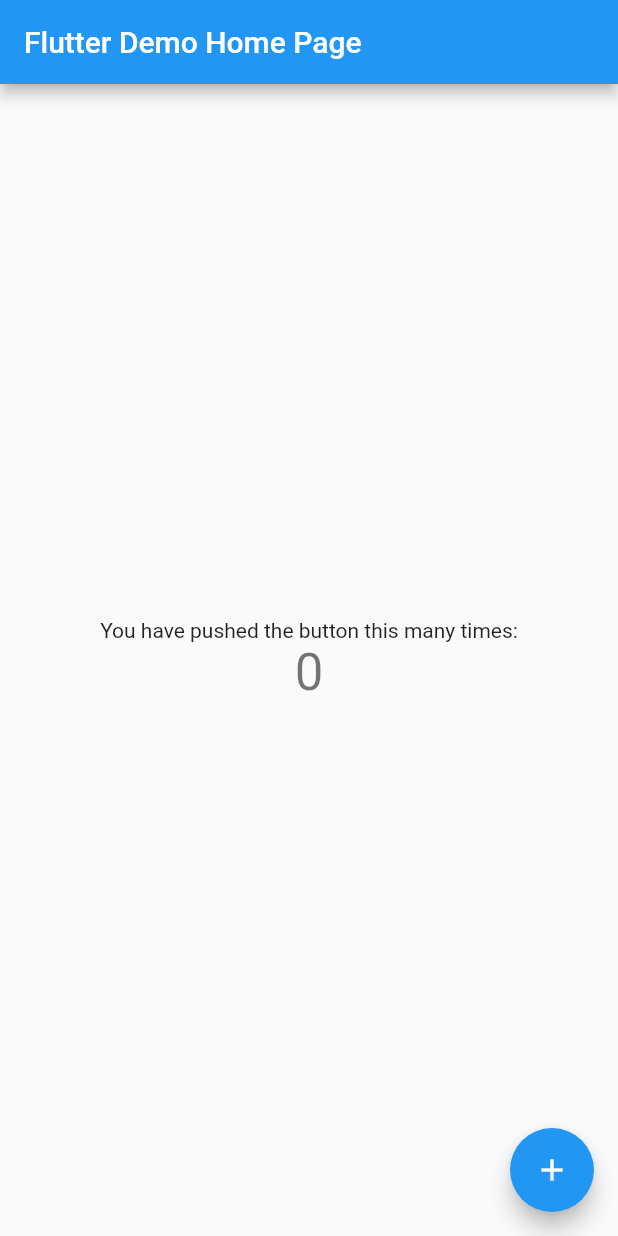
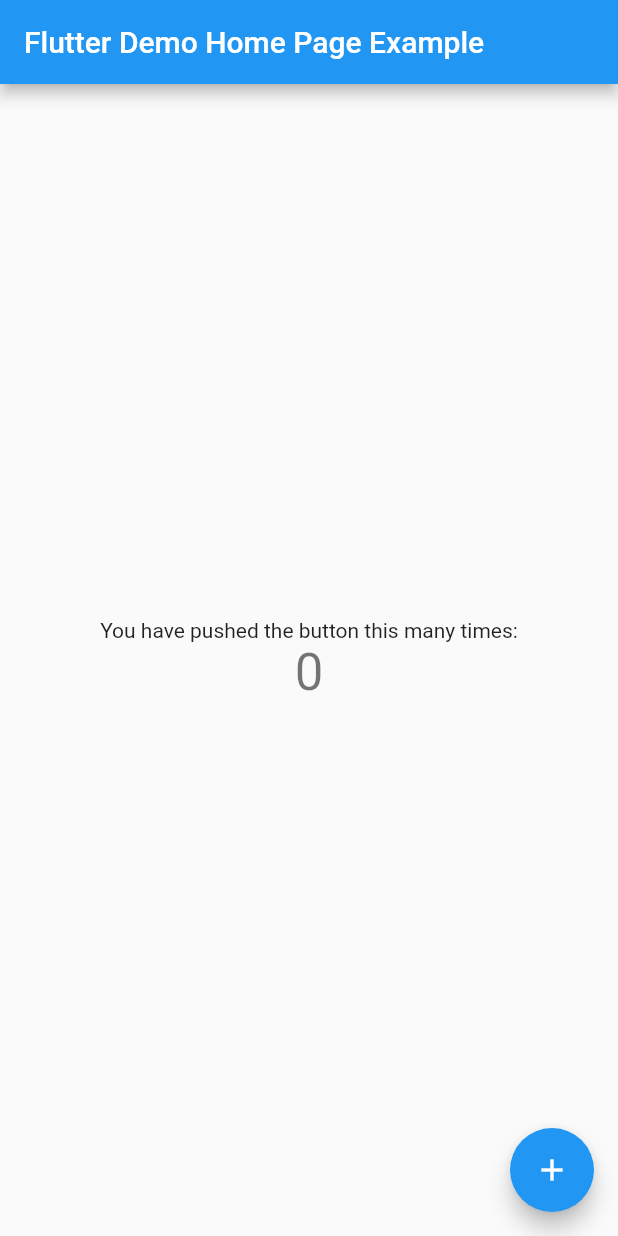
Before and after one commit to gios92/flutter_course_app, a Flutter app: the screen it shows after launch, on a phone screen of 412 x 824 dp. Run offline on Flutter 3.47's test engine with Material 2 defaults, Android fonts, the phone set to English and light mode, and no system bars.

Commit message:
change title of app for testing

```diff
--- a/lib/main.dart
+++ b/lib/main.dart
@@ -22,7 +22,7 @@ class MyApp extends StatelessWidget {
         // is not restarted.
         primarySwatch: Colors.blue,
       ),
-      home: MyHomePage(title: 'Flutter Demo Home Page'),
+      home: MyHomePage(title: 'Flutter Demo Home Page Example'),
     );
   }
 }
```
